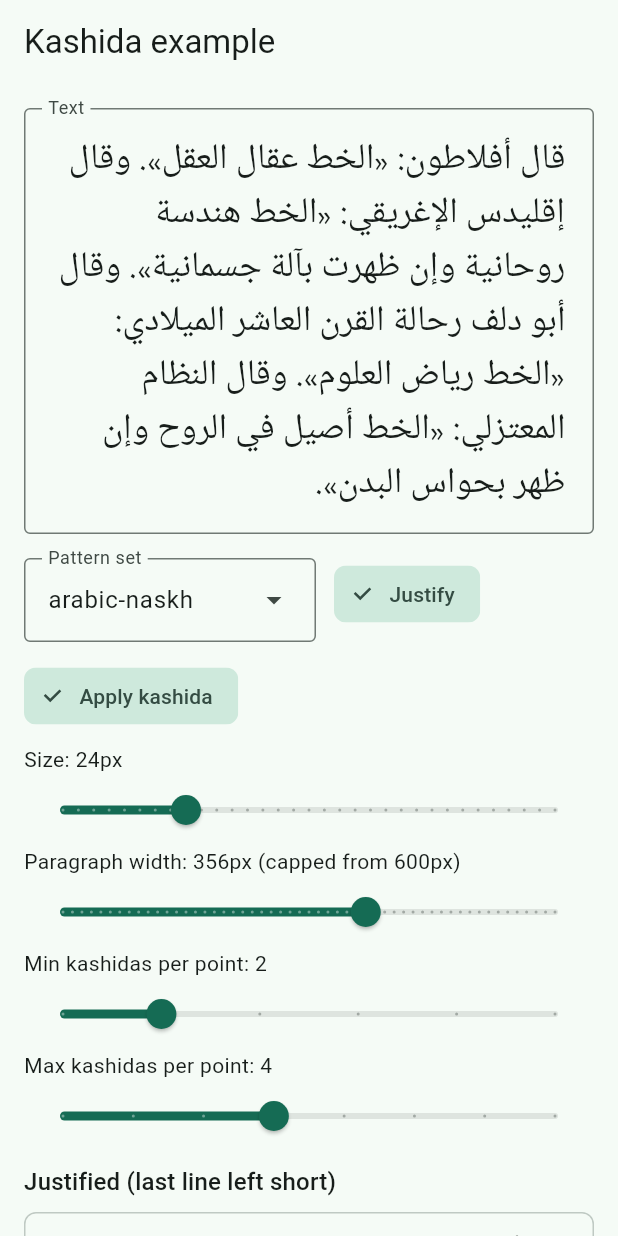
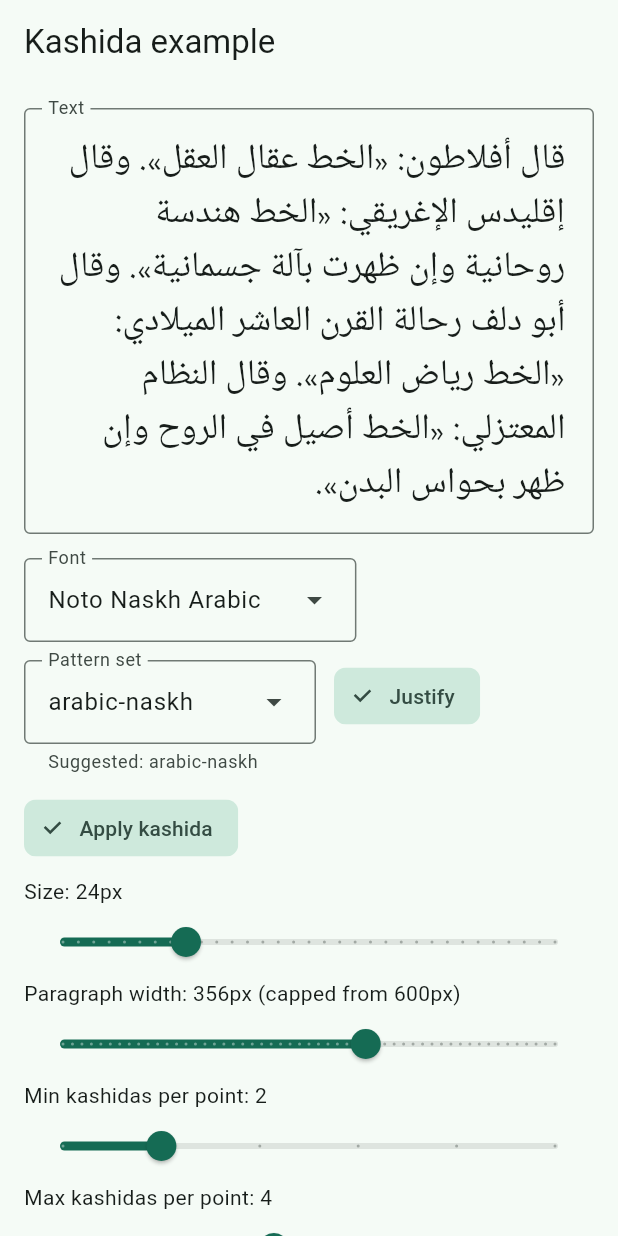
Before and after one commit to byshy/kashida, a Flutter app: the screen it shows after launch, on a phone screen of 412 x 824 dp. Run offline on Flutter 3.47's test engine with Material 3 defaults, Android fonts, the phone set to English and light mode, and no system bars; our stand-ins replace google_fonts.

Commit message:
Let the example switch fonts so layout is measured with the selected face.
Co-authored-by: Cursor <cursoragent@cursor.com>

```diff
--- /dev/null
+++ b/example/lib/demo_fonts.dart
@@ -0,0 +1,80 @@
+import 'package:flutter/painting.dart';
+import 'package:google_fonts/google_fonts.dart';
+
+/// A face the example can measure and paint with.
+///
+/// Layout uses the [TextStyle] from [styleAt], so kashida fill tracks this
+/// font's metrics. Pattern sets stay independent: pick the rules that match
+/// the writing style of the face.
+class DemoFont {
+  DemoFont({
+    required this.id,
+    required this.label,
+    required this.suggestedPattern,
+    required TextStyle Function(double fontSize) style,
+  }) : _style = style;
+
+  final String id;
+  final String label;
+
+  /// Built-in pattern set that usually fits this writing style.
+  final String suggestedPattern;
+
+  final TextStyle Function(double fontSize) _style;
+
+  TextStyle styleAt(double fontSize) => _style(fontSize);
+}
+
+final demoFonts = <DemoFont>[
+  DemoFont(
+    id: 'noto-naskh',
+    label: 'Noto Naskh Arabic',
+    suggestedPattern: 'arabic-naskh',
+    style: (size) => GoogleFonts.notoNaskhArabic(fontSize: size, height: 1.5),
+  ),
+  DemoFont(
+    id: 'amiri',
+    label: 'Amiri',
+    suggestedPattern: 'arabic-naskh',
+    style: (size) => GoogleFonts.amiri(fontSize: size, height: 1.5),
+  ),
+  DemoFont(
+    id: 'scheherazade',
+    label: 'Scheherazade New',
+    suggestedPattern: 'arabic-naskh',
+    style: (size) => GoogleFonts.scheherazadeNew(fontSize: size, height: 1.5),
+  ),
+  DemoFont(
+    id: 'lateef',
+    label: 'Lateef',
+    suggestedPattern: 'arabic-naskh',
+    style: (size) => GoogleFonts.lateef(fontSize: size, height: 1.5),
+  ),
+  DemoFont(
+    id: 'noto-sans-arabic',
+    label: 'Noto Sans Arabic',
+    suggestedPattern: 'arabic-simple',
+    style: (size) => GoogleFonts.notoSansArabic(fontSize: size, height: 1.5),
+  ),
+  DemoFont(
+    id: 'noto-kufi',
+    label: 'Noto Kufi Arabic',
+    suggestedPattern: 'arabic-simple',
+    style: (size) => GoogleFonts.notoKufiArabic(fontSize: size, height: 1.5),
+  ),
+  DemoFont(
+    id: 'noto-nastaliq',
+    label: 'Noto Nastaliq Urdu',
+    suggestedPattern: 'arabic-nastaliq',
+    style: (size) => GoogleFonts.notoNastaliqUrdu(fontSize: size, height: 1.5),
+  ),
+  DemoFont(
+    id: 'noto-sans-syriac',
+    label: 'Noto Sans Syriac',
+    suggestedPattern: 'syriac',
+    style: (size) => GoogleFonts.notoSansSyriac(fontSize: size, height: 1.5),
+  ),
+];
+
+DemoFont demoFontById(String id) =>
+    demoFonts.firstWhere((font) => font.id == id, orElse: () => demoFonts.first);
--- a/example/lib/main.dart
+++ b/example/lib/main.dart
@@ -1,6 +1,6 @@
 import 'package:flutter/material.dart';
-import 'package:google_fonts/google_fonts.dart';
 import 'package:kashida/kashida.dart';
+import 'package:kashida_example/demo_fonts.dart';
 import 'package:kashida_example/justify.dart';
 
 void main() {
@@ -33,6 +33,7 @@ class KashidaDemoPage extends StatefulWidget {
 class _KashidaDemoPageState extends State<KashidaDemoPage> {
   final _controller = TextEditingController(text: sampleText);
   String _patternName = 'arabic-naskh';
+  String _fontId = demoFonts.first.id;
   double _fontSize = 24;
   double _paragraphWidth = 600;
   double _minKashidas = 2;
@@ -46,10 +47,9 @@ class _KashidaDemoPageState extends State<KashidaDemoPage> {
     super.dispose();
   }
 
-  TextStyle get _textStyle => GoogleFonts.notoNaskhArabic(
-    fontSize: _fontSize,
-    height: 1.5,
-  );
+  DemoFont get _font => demoFontById(_fontId);
+
+  TextStyle get _textStyle => _font.styleAt(_fontSize);
 
   @override
   Widget build(BuildContext context) {
@@ -105,8 +105,26 @@ class _KashidaDemoPageState extends State<KashidaDemoPage> {
                 runSpacing: 12,
                 children: [
                   DropdownMenu<String>(
+                    initialSelection: _fontId,
+                    label: const Text('Font'),
+                    dropdownMenuEntries: [
+                      for (final font in demoFonts)
+                        DropdownMenuEntry(
+                          value: font.id,
+                          label: font.label,
+                        ),
+                    ],
+                    onSelected: (value) {
+                      if (value == null) {
+                        return;
+                      }
+                      setState(() => _fontId = value);
+                    },
+                  ),
+                  DropdownMenu<String>(
                     initialSelection: _patternName,
                     label: const Text('Pattern set'),
+                    helperText: 'Suggested: ${_font.suggestedPattern}',
                     dropdownMenuEntries: [
                       for (final name in builtinPatternSetNames())
                         DropdownMenuEntry(value: name, label: name),
```
Also changed, not shown: 2 other files.
